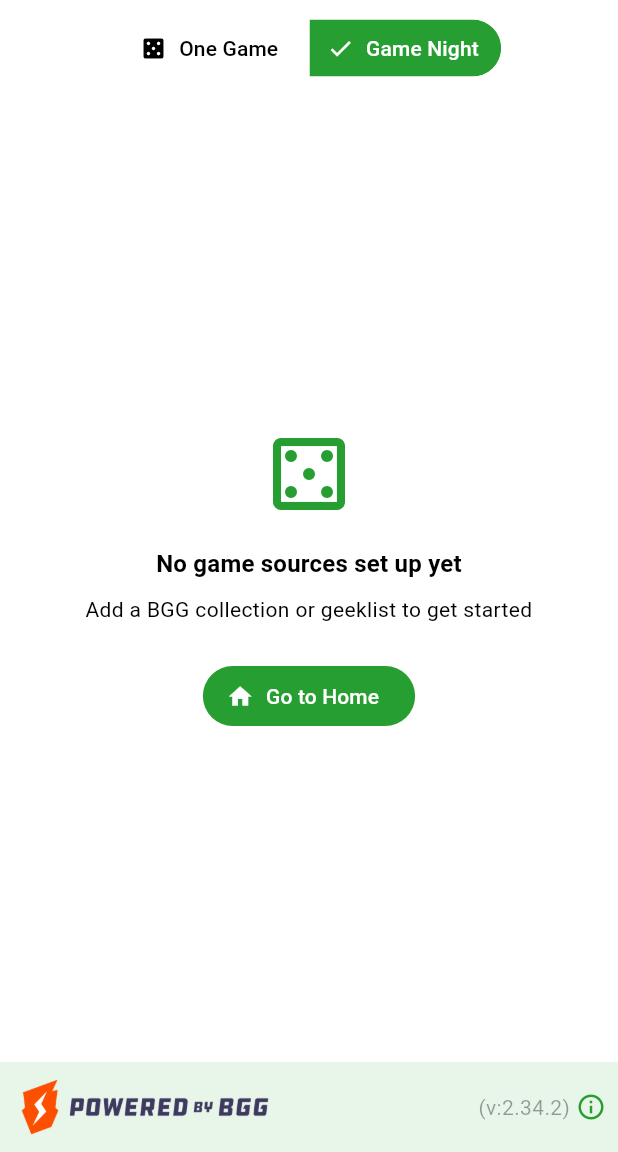
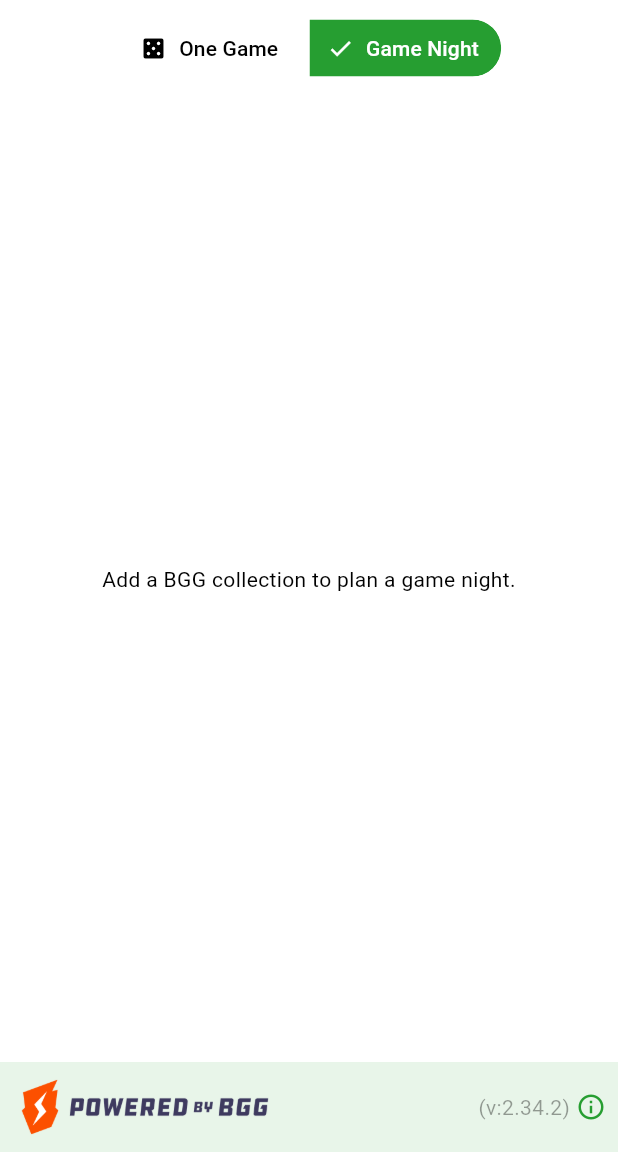
Before and after one commit to Teqqles/how-many-mobile-meeple, a Flutter app: the screen it shows after launch, after a tap on "Game Night", on a phone screen of 412 x 824 dp, the part 84-1236 px from its top. Run offline on Flutter 3.47's test engine with Material 3 defaults, Android fonts, the phone set to English and light mode, and no system bars; our stand-ins replace cached_network_image, flutter_spinkit, flutter_svg, font_awesome_flutter, package_info_plus, share_plus and 3 more; missing offline and left inert: flutter_inject, universal_html; accounts and stored records are empty; network calls fail.

Commit message:
feat: broaden game night pool and enrich lineup cards (#39)
Fetch the game-night pool with the per-game duration filters removed so
the evening budget alone governs playtime. Previously the mode reused the
single-game filters (default 30-90 min), which hid short fillers and
capped the main game at 90 minutes regardless of how long the evening was.

Raise the filler ceiling to an inclusive 30 minutes so common quick games
qualify. Each slot card now shows the game thumbnail, player range and
rating alongside the playtime and complexity.

```diff
--- a/lib/game_night/game_night_content.dart
+++ b/lib/game_night/game_night_content.dart
@@ -1,21 +1,71 @@
 import 'package:flutter/material.dart';
+import 'package:flutter_spinkit/flutter_spinkit.dart';
 import 'package:how_many_mobile_meeple/game_night/game_night_view.dart';
+import 'package:how_many_mobile_meeple/load_games.dart';
 import 'package:how_many_mobile_meeple/model/game_night.dart';
-import 'package:how_many_mobile_meeple/network_content_widget.dart';
+import 'package:how_many_mobile_meeple/model/games.dart';
+import 'package:how_many_mobile_meeple/model/model.dart';
 
-/// Fetches the server-filtered game pool - exactly as the single-game flow
-/// does - before handing it to the [GameNightView] planner. Without this the
-/// planner reads an empty cache whenever a collection is loaded but no
-/// recommendation has been requested yet.
-class GameNightContent extends NetworkWidget {
+/// Fetches the game-night pool - the collection with per-game duration filters
+/// removed so the evening budget alone governs playtime - and hands it to the
+/// [GameNightView] planner. The single-game recommendation cache cannot be
+/// reused because that request carries the duration filters this mode drops.
+class GameNightContent extends StatefulWidget {
+  final AppModel model;
   final GameNightPlanner? planner;
 
-  GameNightContent({this.planner});
+  const GameNightContent({super.key, required this.model, this.planner});
+
+  @override
+  State<GameNightContent> createState() => _GameNightContentState();
+}
+
+class _GameNightContentState extends State<GameNightContent> {
+  Future<Games>? _pool;
+
+  @override
+  void initState() {
+    super.initState();
+    if (widget.model.items.itemList.isNotEmpty) {
+      _pool = LoadGames.fetchGames(widget.model.buildGameNightRequest());
+    }
+  }
 
   @override
   Widget build(BuildContext context) {
-    return loadNetworkContent(
-      (context, model) => GameNightView(model: model, planner: planner),
+    if (widget.model.items.itemList.isEmpty) {
+      return _message(context, 'Add a BGG collection to plan a game night.');
+    }
+    return FutureBuilder<Games>(
+      future: _pool,
+      builder: (context, snapshot) {
+        if (snapshot.hasError) {
+          return _message(
+            context,
+            'Could not load your games. Check your connection and try again.',
+          );
+        }
+        if (!snapshot.hasData) {
+          return Center(
+            child: SpinKitCubeGrid(
+              size: 64,
+              color: Theme.of(context).colorScheme.secondary,
+            ),
+          );
+        }
+        return GameNightView(
+          model: widget.model,
+          pool: snapshot.data!.games,
+          planner: widget.planner,
+        );
+      },
     );
   }
+
+  Widget _message(BuildContext context, String text) => Center(
+    child: Padding(
+      padding: const EdgeInsets.all(24),
+      child: Text(text, textAlign: TextAlign.center),
+    ),
+  );
 }
--- a/lib/guided_flow_homepage.dart
+++ b/lib/guided_flow_homepage.dart
@@ -155,7 +155,7 @@ class _GuidedFlowHomePageState extends State<GuidedFlowHomePage> {
   }
 
   Widget _buildModeBody(BuildContext context, AppModel model) {
-    if (_showGameNight) return GameNightContent();
+    if (_showGameNight) return GameNightContent(model: model);
     if (_showAdvancedMode) return _buildAdvancedMode(context);
     return _buildGuidedFlow(context);
   }
--- a/lib/model/game_night.dart
+++ b/lib/model/game_night.dart
@@ -30,8 +30,9 @@ class GameNightLineup {
 /// Pure and dependency-free: selection among equally valid candidates goes
 /// through [_pick], which tests override for deterministic results.
 class GameNightPlanner {
-  /// A filler is a short game played while waiting or warming up.
-  static const int fillerMaxMinutes = 20;
+  /// A filler is a short game played while waiting or warming up. The ceiling
+  /// is inclusive so common 30-minute fillers qualify.
+  static const int fillerMaxMinutes = 30;
 
   final int Function(int count) _pick;
 
@@ -69,7 +70,7 @@ class GameNightPlanner {
           (g) =>
               !used.contains(g.id) &&
               g.maxPlaytime > 0 &&
-              g.maxPlaytime < fillerMaxMinutes,
+              g.maxPlaytime <= fillerMaxMinutes,
         )
         .toList();
     return _choose(candidates);
```
Also changed, not shown: lib/game_night/game_night_view.dart (+93 -14 lines), lib/model/model.dart (+16 -0 lines), 2 other files.
